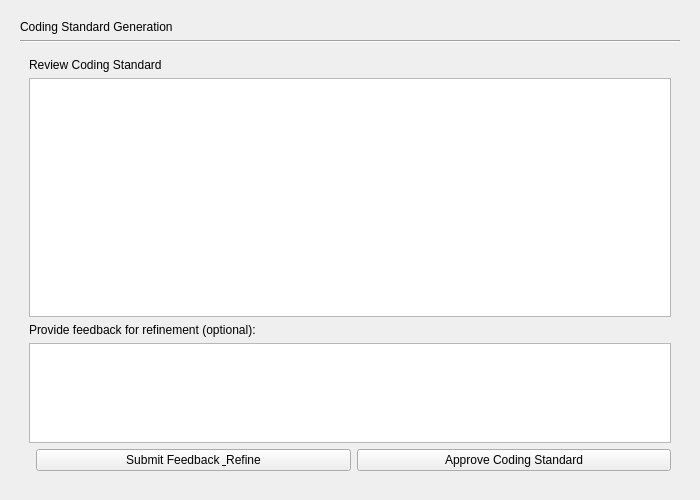
The window that gui/coding_standard_page.ui (mariolewis/asdf_factory) describes before a commit, drawn with Qt 5.
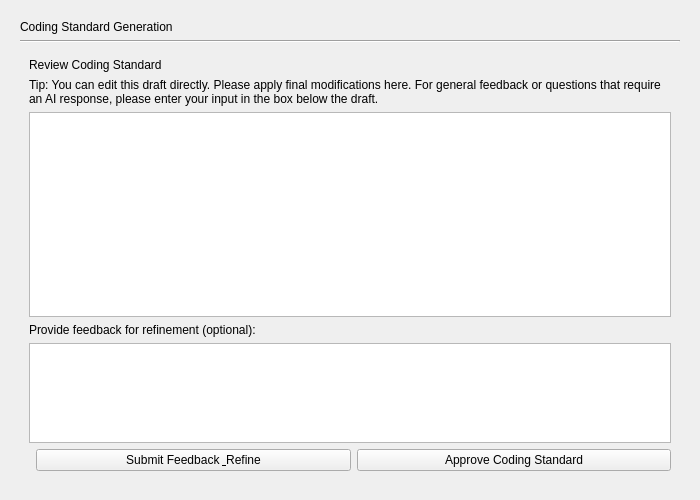
The same window after the commit. The open tabs and pages were chosen to show the change.

Diff of the .ui file:
```diff
--- a/gui/coding_standard_page.ui
+++ b/gui/coding_standard_page.ui
@@ -99,6 +99,16 @@
          </property>
         </widget>
        </item>
+       <item>
+        <widget class="QLabel" name="infoLabel">
+         <property name="text">
+          <string>Tip: You can edit this draft directly. Please apply final modifications here. For general feedback or questions that require an AI response, please enter your input in the box below the draft.</string>
+         </property>
+         <property name="wordWrap">
+          <bool>true</bool>
+         </property>
+        </widget>
+       </item>
        <item>
         <widget class="QTextEdit" name="standardTextEdit"/>
        </item>
```
Left out of the diff: 2 changed lines with no effect on the pictures.
